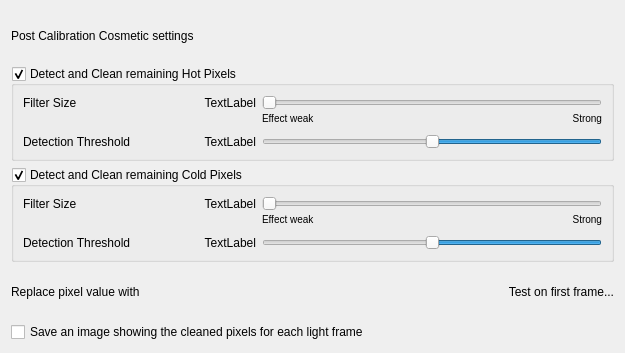
deepskystacker/DSS, file DeepSkyStacker/ui/PostCalibration.ui: the form before one commit.
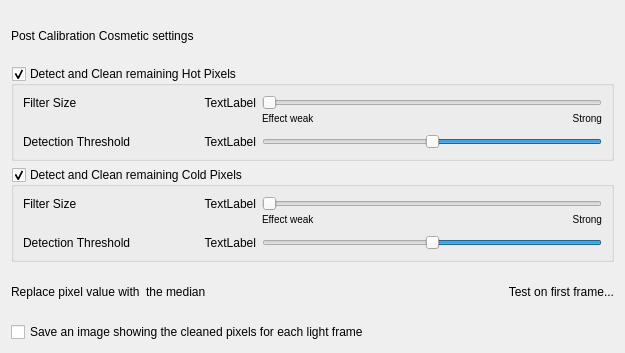
The form after the commit.

What changed in the file:
```diff
--- a/DeepSkyStacker/ui/PostCalibration.ui
+++ b/DeepSkyStacker/ui/PostCalibration.ui
@@ -270,7 +270,27 @@
       </widget>
      </item>
      <item>
-      <widget class="QLabel" name="label_15">
+      <widget class="QLabel" name="replacementMethod">
+       <property name="text">
+        <string>the median</string>
+       </property>
+      </widget>
+     </item>
+     <item>
+      <spacer name="horizontalSpacer">
+       <property name="orientation">
+        <enum>Qt::Horizontal</enum>
+       </property>
+       <property name="sizeHint" stdset="0">
+        <size>
+         <width>40</width>
+         <height>20</height>
+        </size>
+       </property>
+      </spacer>
+     </item>
+     <item>
+      <widget class="QLabel" name="testCosmetic">
        <property name="text">
         <string>Test on first frame...</string>
        </property>
```
Left out of the diff: 41 changed lines with no effect on the pictures.
